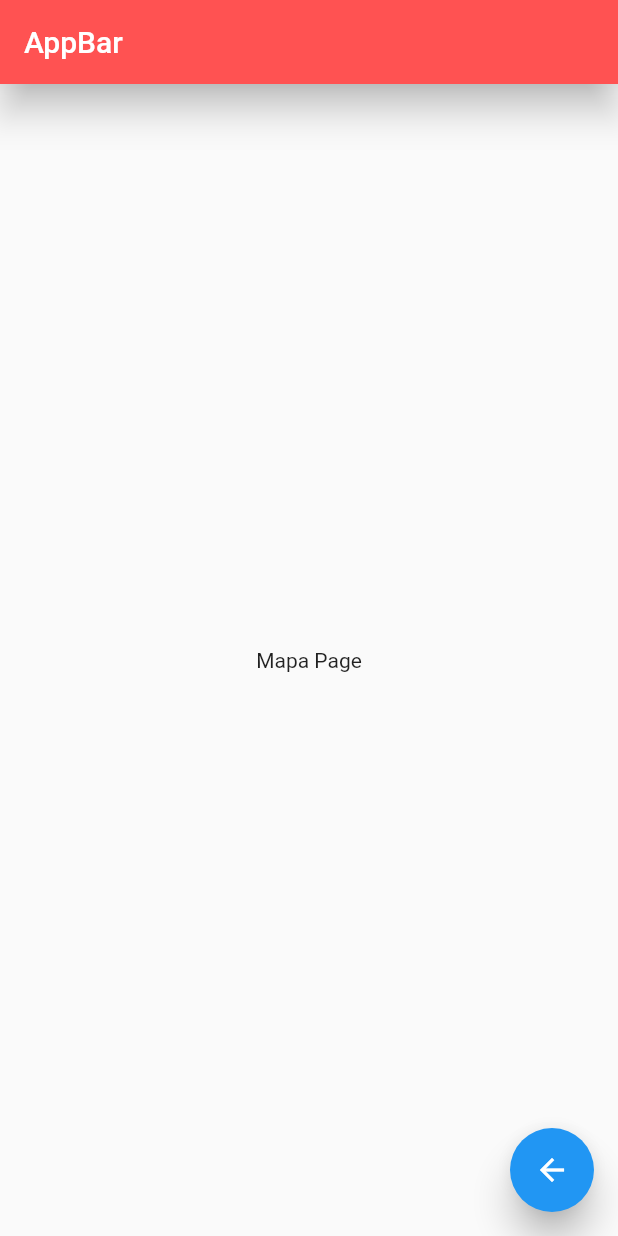
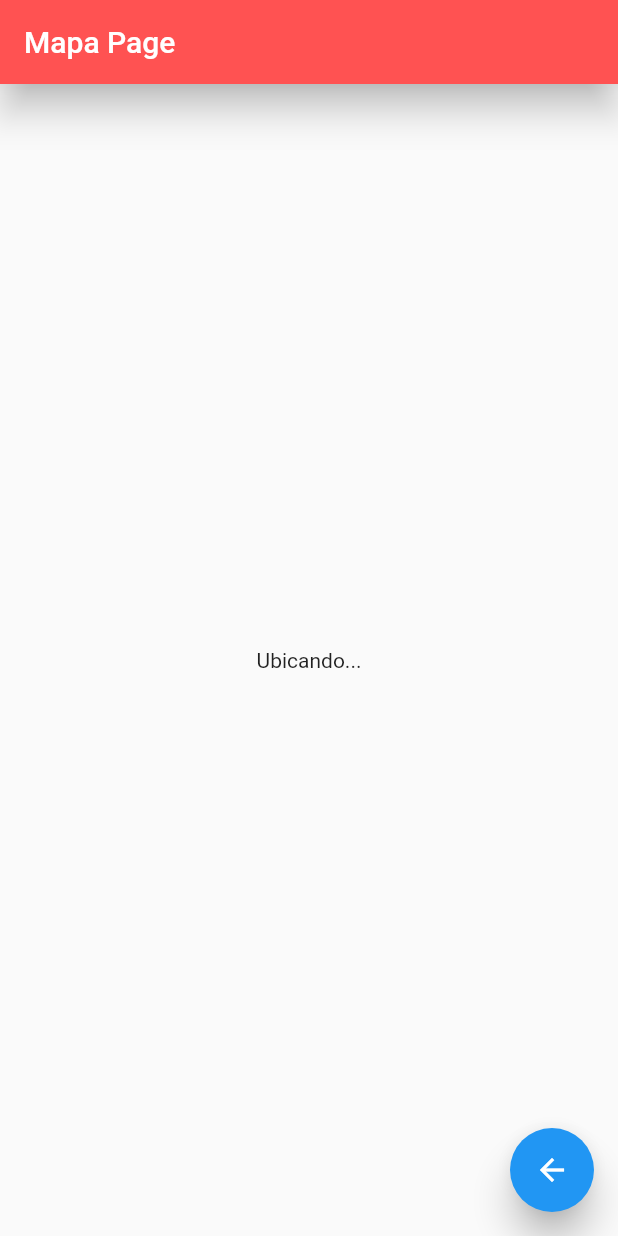
Before and after one commit to rmalvarezq/mapas_gps_flutter, a Flutter app: the screen it shows after launch, on a phone screen of 412 x 824 dp. Run offline on Flutter 3.47's test engine with Material 2 defaults, Android fonts, the phone set to English and light mode, and no system bars; our stand-ins replace bloc, flutter_bloc, geolocator, google_maps_flutter, permission_handler.

Commit message:
AVANCE MAPA GPS
obtenida latitud y longitud

```diff
--- /dev/null
+++ b/lib/bloc/mi_ubicacion/mi_ubicacion_event.dart
@@ -0,0 +1,10 @@
+part of 'mi_ubicacion_bloc.dart';
+
+@immutable
+abstract class MiUbicacionEvent {}
+
+class OnUbicacionCambio extends MiUbicacionEvent {
+  final LatLng ubicacion;
+
+  OnUbicacionCambio(this.ubicacion);
+}
--- /dev/null
+++ b/lib/bloc/mi_ubicacion/mi_ubicacion_state.dart
@@ -0,0 +1,28 @@
+part of 'mi_ubicacion_bloc.dart';
+
+@immutable
+class MiUbicacionState {
+  final bool siguiendo;
+  final bool existeUbicacion;
+  final LatLng ubicacion;
+
+  MiUbicacionState(
+      {
+       this.siguiendo = true,
+       this.existeUbicacion = false,
+       this.ubicacion});
+
+  MiUbicacionState copyWith(
+      {
+        bool siguiendo,
+        bool existeUbicacion,
+        LatLng ubicacion
+
+        })=> new MiUbicacionState(
+          siguiendo: siguiendo ?? this.siguiendo,
+          existeUbicacion: existeUbicacion ?? this.existeUbicacion,
+          ubicacion: ubicacion ?? this.ubicacion,
+        );
+
+
+}
--- a/lib/main.dart
+++ b/lib/main.dart
@@ -1,4 +1,6 @@
 import 'package:flutter/material.dart';
+import 'package:flutter_bloc/flutter_bloc.dart';
+import 'package:mapas_gps_flutter/bloc/mi_ubicacion/mi_ubicacion_bloc.dart';
 import 'package:mapas_gps_flutter/pages/acceso_gps_pages.dart';
 import 'package:mapas_gps_flutter/pages/loading_page.dart';
 import 'package:mapas_gps_flutter/pages/mapa_page.dart';
@@ -8,7 +10,11 @@ void main() => runApp(MyApp());
 class MyApp extends StatelessWidget {
   @override
   Widget build(BuildContext context) {
-    return MaterialApp(
+    return MultiBlocProvider(
+      providers: [
+        BlocProvider(create: ( _ ) => MiUbicacionBloc(),)
+      ],
+      child: MaterialApp(
         title: 'Material App',
         debugShowCheckedModeBanner: false,
         home: LoadingPage(),
@@ -18,6 +24,7 @@ class MyApp extends StatelessWidget {
           'loading': (_) => LoadingPage(),
           'acceso_gps': (_) => AccesoGpsPage(),
         },
+      ),
     );
   }
 }
--- a/lib/pages/mapa_page.dart
+++ b/lib/pages/mapa_page.dart
@@ -1,18 +1,37 @@
 import 'package:flutter/cupertino.dart';
 import 'package:flutter/material.dart';
+import 'package:flutter_bloc/flutter_bloc.dart';
+import 'package:mapas_gps_flutter/bloc/mi_ubicacion/mi_ubicacion_bloc.dart';
 
-class MapaPage extends StatelessWidget {
+class MapaPage extends StatefulWidget {
+  @override
+  _MapaPageState createState() => _MapaPageState();
+}
+
+class _MapaPageState extends State<MapaPage> {
+  @override
+  void initState() {
+    super.initState();
+    context.bloc<MiUbicacionBloc>().iniciarSeguimiento();
+  }
+
+  @override
+  void dispose() {
+    // TODO: implement dispose
+    context.bloc<MiUbicacionBloc>().cancelarSeguimiento();
+    super.dispose();
+  }
+
   @override
   Widget build(BuildContext context) {
     return Scaffold(
       appBar: AppBar(
         elevation: 10,
-        title: Text('AppBar'),
+        title: Text('Mapa Page'),
         backgroundColor: Colors.redAccent,
       ),
-      body: Center(
-        child: Text('Mapa Page'),
-      ),
+      body: BlocBuilder<MiUbicacionBloc, MiUbicacionState>(
+          builder: (_, state) => crearMapa(state)),
       floatingActionButton: FloatingActionButton(
         child: Icon(Icons.arrow_back),
         elevation: 10,
@@ -22,4 +41,9 @@ class MapaPage extends StatelessWidget {
       ),
     );
   }
+
+  Widget crearMapa(MiUbicacionState state) {
+    if (!state.existeUbicacion) return Center(child: Text('Ubicando...'));
+    return Text('${state.ubicacion.latitude},${state.ubicacion.longitude}');
+  }
 }
```
Also changed, not shown: lib/bloc/mi_ubicacion/mi_ubicacion_bloc.dart (added, +46 -0 lines). Lines whose indentation alone changed are shown as unchanged.
